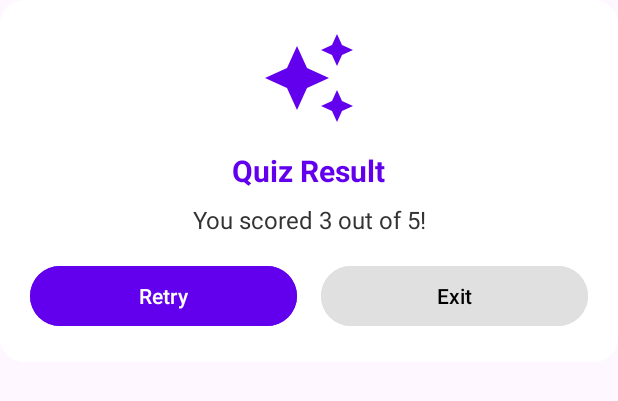
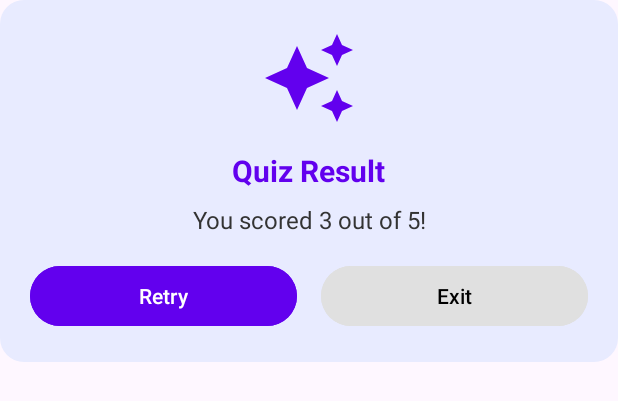
Before and after one commit to k-aghakhani/IQ-Quest, an Android app: the layout dialog_result.xml on its own in the app's theme, with its tools: preview values and no code run, on a phone screen of 412 x 824 dp. Shown: the top 401 px of the screen. Run offline under Robolectric (Android 15) with nearby library versions, the phone set to English and light mode, and no system bars; network calls fail.

Commit message:
change color

```diff
--- a/app/src/main/res/drawable/dialog_background.xml
+++ b/app/src/main/res/drawable/dialog_background.xml
@@ -1,6 +1,6 @@
 <?xml version="1.0" encoding="utf-8"?>
 <shape xmlns:android="http://schemas.android.com/apk/res/android">
-    <solid android:color="#FFFFFF" />
+    <solid android:color="#E8EBFF" />
     <corners android:radius="16dp" />
     <shadow android:color="#55000000" android:radius="8dp" />
 </shape>
```
